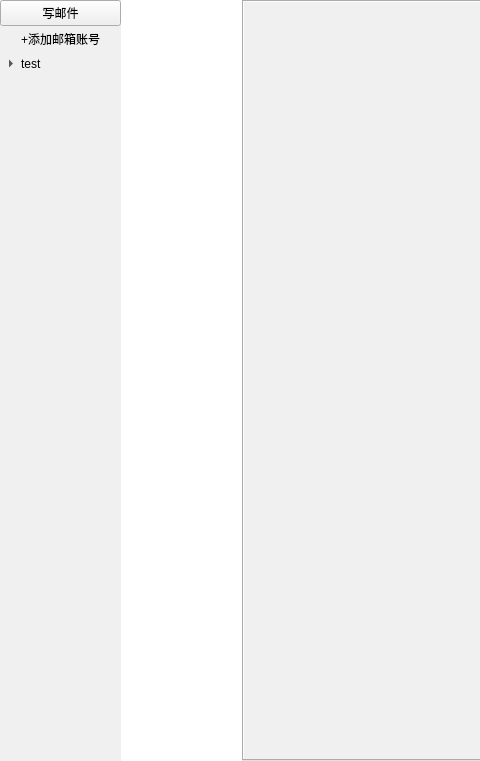
Ruinwalker7/Email-Proxy, file email_proxy/mainwidget.ui: the form before one commit; both pictures show x 0 to 480 and y 0 to 761 of the 1151 by 761 pixel window.
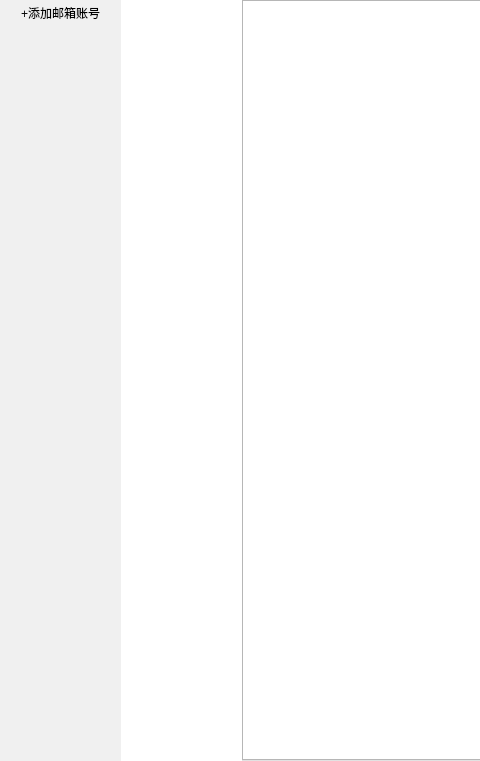
The form after the commit.

Commit message: 完成写邮件界面加载

What changed in the file:
```diff
--- a/email_proxy/mainwidget.ui
+++ b/email_proxy/mainwidget.ui
@@ -55,14 +55,24 @@
      <layout class="QVBoxLayout" name="verticalLayout_3"/>
     </widget>
    </item>
+   <item row="0" column="2">
+    <widget class="QTabWidget" name="tabWidget">
+     <property name="styleSheet">
+      <string notr="true">QWidget
+{
+background:rgb(255, 255, 255);
+}</string>
+     </property>
+    </widget>
+   </item>
    <item row="0" column="0">
     <widget class="QWidget" name="accountWidget" native="true">
      <property name="styleSheet">
       <string notr="true"/>
      </property>
-     <layout class="QVBoxLayout" name="verticalLayout_4">
+     <layout class="QVBoxLayout" name="accountLayout">
       <property name="spacing">
-       <number>0</number>
+       <number>5</number>
       </property>
       <property name="leftMargin">
        <number>0</number>
@@ -76,13 +86,6 @@
       <property name="bottomMargin">
        <number>0</number>
       </property>
-      <item>
-       <widget class="QPushButton" name="pushButton_2">
-        <property name="text">
-         <string>写邮件</string>
-        </property>
-       </widget>
-      </item>
       <item>
        <widget class="QPushButton" name="add">
         <property name="autoFillBackground">
@@ -102,28 +105,6 @@
         </property>
        </widget>
       </item>
-      <item>
-       <widget class="QToolButton" name="toolButton">
-        <property name="sizePolicy">
-         <sizepolicy hsizetype="Preferred" vsizetype="Fixed">
-          <horstretch>0</horstretch>
-          <verstretch>0</verstretch>
-         </sizepolicy>
-        </property>
-        <property name="text">
-         <string>test</string>
-        </property>
-        <property name="toolButtonStyle">
-         <enum>Qt::ToolButtonTextBesideIcon</enum>
-        </property>
-        <property name="autoRaise">
-         <bool>true</bool>
-        </property>
-        <property name="arrowType">
-         <enum>Qt::RightArrow</enum>
-        </property>
-       </widget>
-      </item>
       <item>
        <spacer name="verticalSpacer">
         <property name="orientation">
@@ -140,9 +121,6 @@
      </layout>
     </widget>
    </item>
-   <item row="0" column="2">
-    <widget class="QTabWidget" name="tabWidget"/>
-   </item>
   </layout>
  </widget>
  <resources/>
```
The commit also changes 11 other files.
